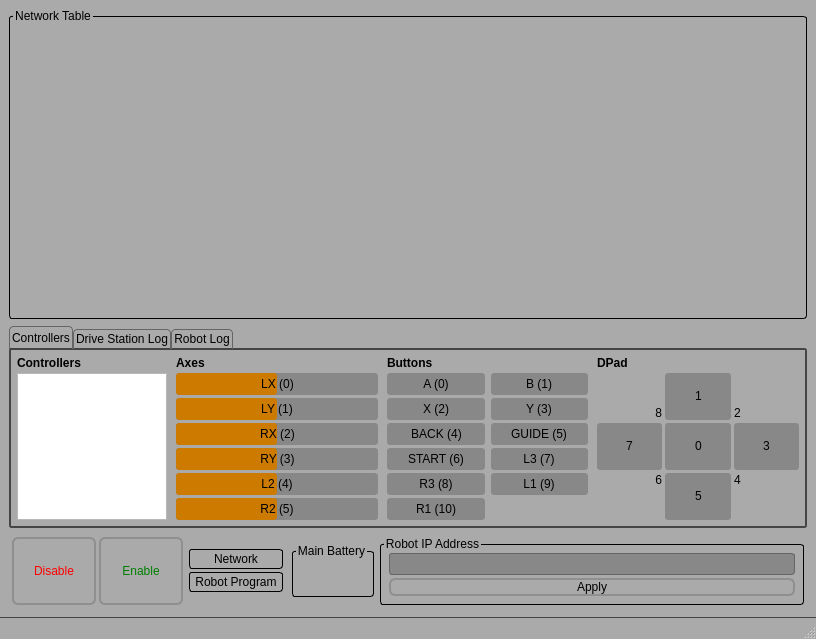
Old version of the form ui/drive_station.ui in the repository ArPiRobot/ArPiRobot-DriveStation.
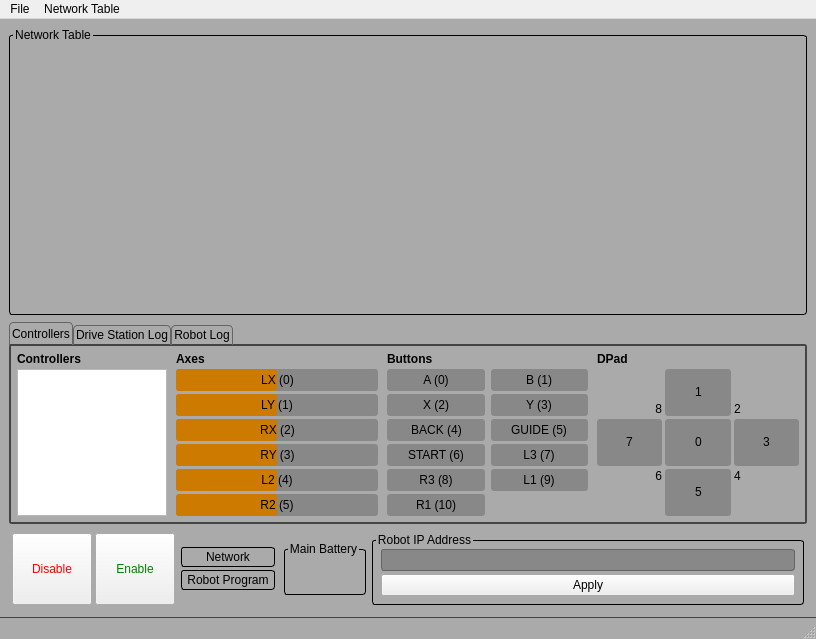
New version of the form. Icons and pictures are not drawn.

The edit to the form file:
```diff
--- a/ui/drive_station.ui
+++ b/ui/drive_station.ui
@@ -97,27 +97,7 @@
 QTabBar::tab:!selected {
     margin-top: 3px;
 }
-
-QPushButton {
-    border: 2px solid #8f8f91;
-    border-radius: 6px;
-    background-color: qlineargradient(x1: 0, y1: 0, x2: 0, y2: 1,
-                                      stop: 0 #f6f7fa, stop: 1 #dadbde);
-    min-width: 80px;
-}
-
-QPushButton:pressed, QPushButton:checked {
-    background-color: qlineargradient(x1: 0, y1: 0, x2: 0, y2: 1,
-                                      stop: 0 #dadbde, stop: 1 #f6f7fa);
-}
-
-QPushButton:flat {
-    border: none;
-}
-
-QPushButton:default {
-    /*border-color: navy;*/
-}</string>
+</string>
   </property>
   <widget class="QWidget" name="centralwidget">
    <layout class="QVBoxLayout" name="verticalLayout">
@@ -1491,6 +1471,22 @@
      <height>21</height>
     </rect>
    </property>
+   <widget class="QMenu" name="menuFile">
+    <property name="title">
+     <string>File</string>
+    </property>
+    <addaction name="actionAbout"/>
+   </widget>
+   <widget class="QMenu" name="menuNetwork_Table">
+    <property name="title">
+     <string>Network Table</string>
+    </property>
+    <addaction name="separator"/>
+    <addaction name="actionAdd_Indicator"/>
+    <addaction name="actionClear_Indicators"/>
+   </widget>
+   <addaction name="menuFile"/>
+   <addaction name="menuNetwork_Table"/>
   </widget>
   <widget class="QStatusBar" name="statusbar"/>
  </widget>
```
Left out of the diff: 15 changed lines with no effect on the pictures.
